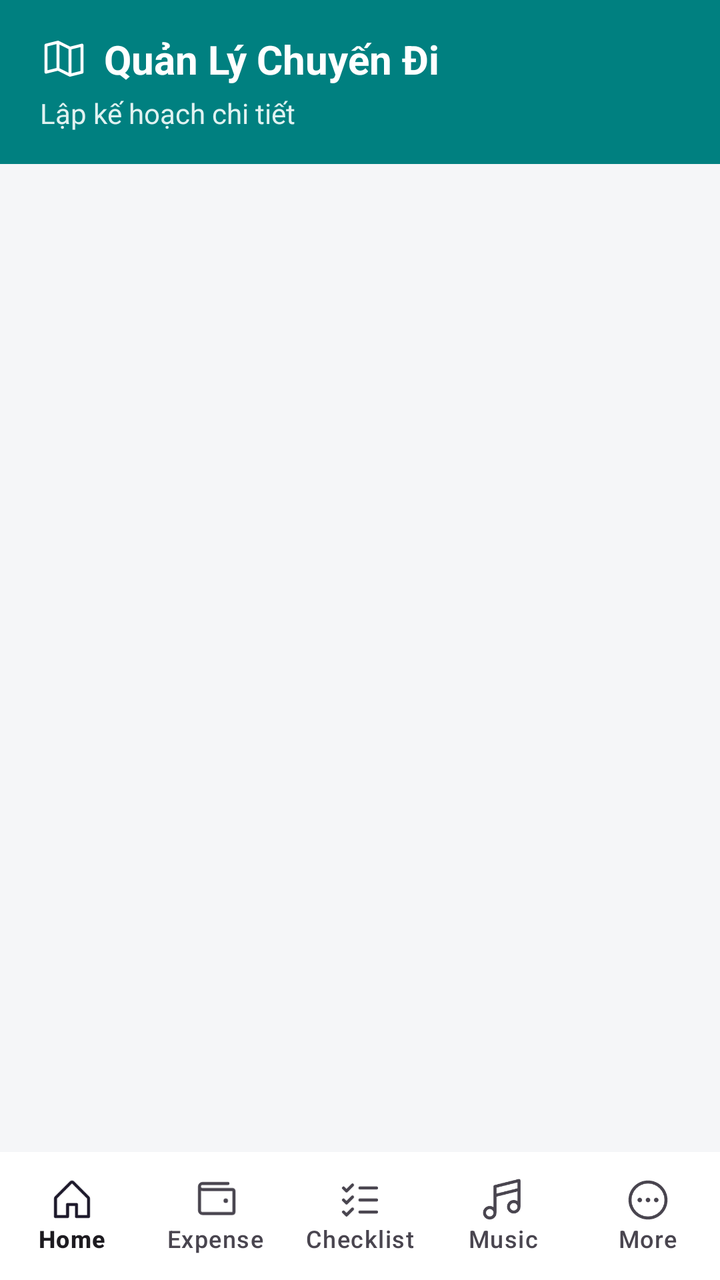
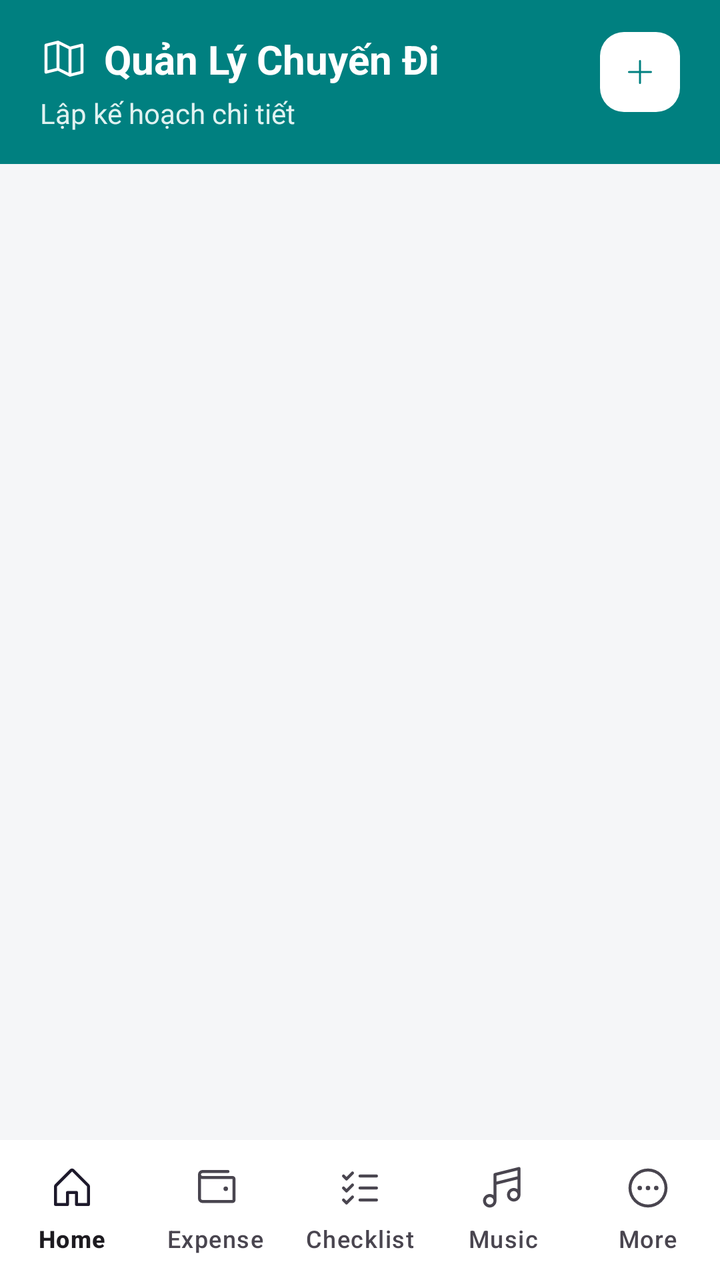

An Android layout rendered at two revisions. The XML below is the earlier revision; the diff shows what the commit changed to produce the second picture.
<!-- AndroidManifest.xml: application theme Theme.Vivu -->
<!-- res/layout/activity_main.xml -->
<?xml version="1.0" encoding="utf-8"?>
<androidx.constraintlayout.widget.ConstraintLayout xmlns:android="http://schemas.android.com/apk/res/android"
    xmlns:app="http://schemas.android.com/apk/res-auto"
    android:layout_width="match_parent"
    android:layout_height="match_parent"
    android:background="#F5F6F8"
    android:fitsSystemWindows="true">

    
    <LinearLayout
        android:id="@+id/header_layout"
        android:layout_width="match_parent"
        android:layout_height="wrap_content"
        android:background="@color/teal_primary"
        android:orientation="horizontal"
        android:paddingHorizontal="20dp"
        android:paddingVertical="16dp"
        app:layout_constraintTop_toTopOf="parent">

        <LinearLayout
            android:layout_width="0dp"
            android:layout_height="wrap_content"
            android:layout_weight="1"
            android:orientation="vertical">

            <LinearLayout
                android:layout_width="wrap_content"
                android:layout_height="wrap_content"
                android:gravity="center_vertical"
                android:orientation="horizontal">

                <ImageView
                    android:layout_width="24dp"
                    android:layout_height="24dp"
                    android:src="@drawable/ic_map_trifold"
                    app:tint="@color/white" />

                <TextView
                    android:layout_width="wrap_content"
                    android:layout_height="wrap_content"
                    android:layout_marginStart="8dp"
                    android:text="Quản Lý Chuyến Đi"
                    android:textColor="@color/white"
                    android:textSize="20sp"
                    android:textStyle="bold" />
            </LinearLayout>

            <TextView
                android:layout_width="wrap_content"
                android:layout_height="wrap_content"
                android:layout_marginTop="4dp"
                android:text="Lập kế hoạch chi tiết"
                android:textColor="#E0F2F1"
                android:textSize="14sp" />
        </LinearLayout>

        
        <ImageView
            android:id="@+id/btn_add_trip"
            android:layout_width="48dp"
            android:layout_height="48dp"

            android:padding="12dp"
            android:src="@drawable/ic_plus_circle"
            app:tint="@color/teal_primary" />
    </LinearLayout>

    
    <androidx.recyclerview.widget.RecyclerView
        android:id="@+id/rv_trips"
        android:layout_width="match_parent"
        android:layout_height="0dp"
        android:clipToPadding="false"
        android:padding="16dp"
        app:layout_constraintBottom_toTopOf="@id/bottom_navigation"
        app:layout_constraintTop_toBottomOf="@id/header_layout" />

    
    <com.google.android.material.bottomnavigation.BottomNavigationView
        android:id="@+id/bottom_navigation"
        android:layout_width="match_parent"
        android:layout_height="64dp"
        android:background="@color/white"
        app:itemActiveIndicatorStyle="@null"
        app:itemIconSize="24dp"
        app:itemRippleColor="@color/teal_light"
        app:labelVisibilityMode="labeled"
        app:layout_constraintBottom_toBottomOf="parent"
        app:menu="@menu/bottom_nav_menu" />

</androidx.constraintlayout.widget.ConstraintLayout>
<!-- resources referenced by this layout -->
<resources>
  <color name="teal_light">#E0F2F1</color>
  <color name="teal_primary">#008080</color>
  <color name="white">#FFFFFFFF</color>
  <!-- drawable ic_map_trifold (drawable) -->
  <vector xmlns:android="http://schemas.android.com/apk/res/android"
      android:width="24dp"
      android:height="24dp"
      android:viewportWidth="256"
      android:viewportHeight="256">
    <path
        android:pathData="M228.92,49.69a8,8 0,0 0,-6.86 -1.45L160.93,63.52 99.58,32.84a8,8 0,0 0,-5.52 -0.6l-64,16A8,8 0,0 0,24 56L24,200a8,8 0,0 0,9.94 7.76l61.13,-15.28 61.35,30.68A8.15,8.15 0,0 0,160 224a8,8 0,0 0,1.94 -0.24l64,-16A8,8 0,0 0,232 200L232,56A8,8 0,0 0,228.92 49.69ZM104,52.94l48,24L152,203.06l-48,-24ZM40,62.25l48,-12v127.5l-48,12ZM216,193.75 L168,205.75L168,78.25l48,-12Z"
        android:fillColor="#000000"/>
  </vector>
  <!-- drawable ic_plus_circle (drawable) -->
  <vector xmlns:android="http://schemas.android.com/apk/res/android"
      android:width="20dp"
      android:height="20dp"
      android:viewportWidth="256"
      android:viewportHeight="256">
    <path
        android:pathData="M128,24A104,104 0,1 0,232 128,104.11 104.11,0 0,0 128,24ZM128,216a88,88 0,1 1,88 -88A88.1,88.1 0,0 1,128 216ZM176,128a8,8 0,0 1,-8 8L136,136v32a8,8 0,0 1,-16 0L120,136L88,136a8,8 0,0 1,0 -16h32L120,88a8,8 0,0 1,16 0v32h32A8,8 0,0 1,176 128Z"
        android:fillColor="#000000"/>
  </vector>
  <style name="Theme.Vivu" parent="Base.Theme.Vivu" />
  <style name="Base.Theme.Vivu" parent="Theme.Material3.DayNight.NoActionBar">
          
          
      </style>
</resources>

<!-- the commit's change to res/layout/activity_main.xml (unified diff, before → after) -->
@@ -57,11 +57,11 @@
         
         <ImageView
             android:id="@+id/btn_add_trip"
-            android:layout_width="48dp"
-            android:layout_height="48dp"
-
+            android:layout_width="40dp"
+            android:layout_height="40dp"
+            android:background="@drawable/bg_circle_white"
             android:padding="12dp"
-            android:src="@drawable/ic_plus_circle"
+            android:src="@drawable/ic_plus"
             app:tint="@color/teal_primary" />
     </LinearLayout>
 
@@ -79,7 +79,7 @@
     <com.google.android.material.bottomnavigation.BottomNavigationView
         android:id="@+id/bottom_navigation"
         android:layout_width="match_parent"
-        android:layout_height="64dp"
+        android:layout_height="70dp"
         android:background="@color/white"
         app:itemActiveIndicatorStyle="@null"
         app:itemIconSize="24dp"
<!-- resource entries referenced after the edit -->
@@ -3,6 +3,12 @@
   <color name="teal_light">#E0F2F1</color>
   <color name="teal_primary">#008080</color>
   <color name="white">#FFFFFFFF</color>
+  <!-- drawable bg_circle_white (drawable) -->
+  <?xml version="1.0" encoding="utf-8"?>
+  <shape xmlns:android="http://schemas.android.com/apk/res/android">
+      <solid android:color="@color/white" />
+      <corners android:radius="12dp" /> 
+  </shape>
   <!-- drawable ic_map_trifold (drawable) -->
   <vector xmlns:android="http://schemas.android.com/apk/res/android"
       android:width="24dp"
@@ -13,14 +19,14 @@
         android:pathData="M228.92,49.69a8,8 0,0 0,-6.86 -1.45L160.93,63.52 99.58,32.84a8,8 0,0 0,-5.52 -0.6l-64,16A8,8 0,0 0,24 56L24,200a8,8 0,0 0,9.94 7.76l61.13,-15.28 61.35,30.68A8.15,8.15 0,0 0,160 224a8,8 0,0 0,1.94 -0.24l64,-16A8,8 0,0 0,232 200L232,56A8,8 0,0 0,228.92 49.69ZM104,52.94l48,24L152,203.06l-48,-24ZM40,62.25l48,-12v127.5l-48,12ZM216,193.75 L168,205.75L168,78.25l48,-12Z"
         android:fillColor="#000000"/>
   </vector>
-  <!-- drawable ic_plus_circle (drawable) -->
+  <!-- drawable ic_plus (drawable) -->
   <vector xmlns:android="http://schemas.android.com/apk/res/android"
-      android:width="20dp"
-      android:height="20dp"
+      android:width="24dp"
+      android:height="24dp"
       android:viewportWidth="256"
       android:viewportHeight="256">
     <path
-        android:pathData="M128,24A104,104 0,1 0,232 128,104.11 104.11,0 0,0 128,24ZM128,216a88,88 0,1 1,88 -88A88.1,88.1 0,0 1,128 216ZM176,128a8,8 0,0 1,-8 8L136,136v32a8,8 0,0 1,-16 0L120,136L88,136a8,8 0,0 1,0 -16h32L120,88a8,8 0,0 1,16 0v32h32A8,8 0,0 1,176 128Z"
+        android:pathData="M224,128a8,8 0,0 1,-8 8H136v80a8,8 0,0 1,-16 0V136H40a8,8 0,0 1,0 -16h80V40a8,8 0,0 1,16 0v80h80A8,8 0,0 1,224 128Z"
         android:fillColor="#000000"/>
   </vector>
   <style name="Theme.Vivu" parent="Base.Theme.Vivu" />
